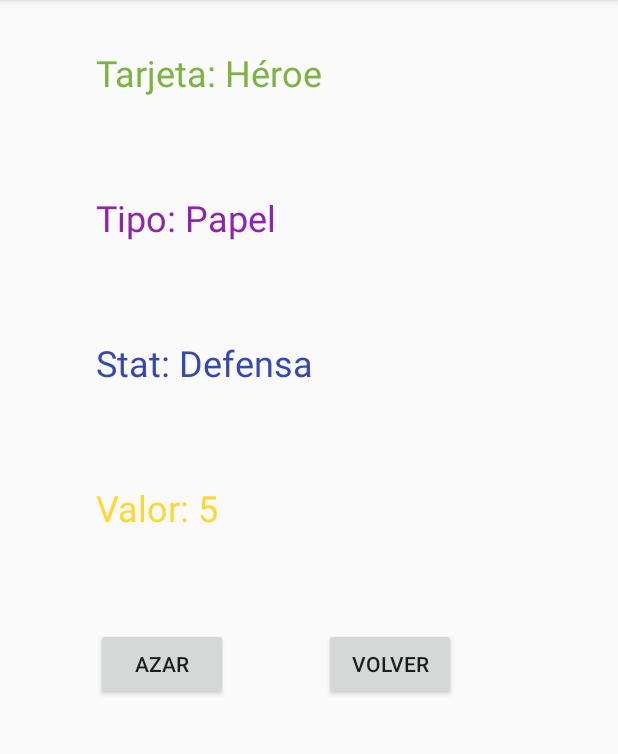
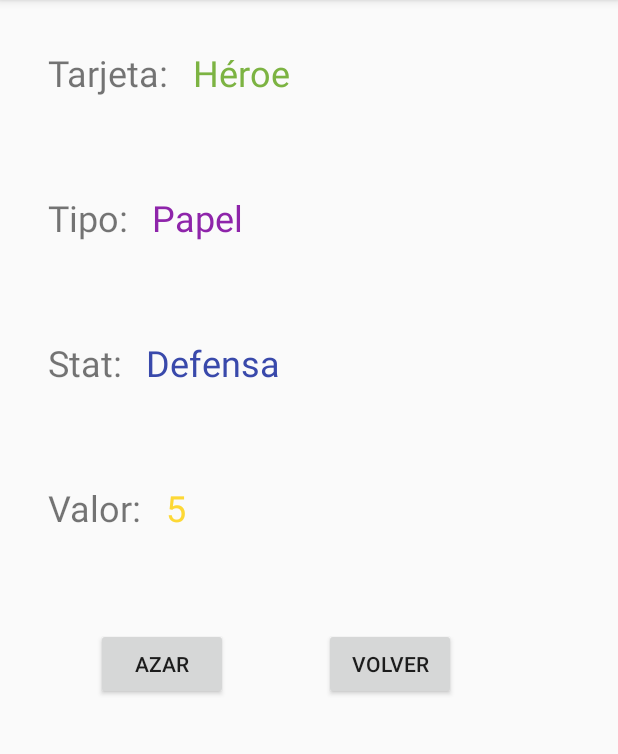
Before and after one commit to LuriasBoy44/RolApp, an Android app: the RandomActivity screen opened directly, with no data from a screen before it, on a phone screen of 412 x 824 dp, the part 84-838 px from its top. Run offline under Robolectric (Android 15) with nearby library versions, the phone set to English and light mode, and no system bars.

Commit message:
Cambios en la Activity de Azar

```diff
--- a/app/src/main/java/com/example/calcdmg/RandomActivity.java
+++ b/app/src/main/java/com/example/calcdmg/RandomActivity.java
@@ -26,7 +26,7 @@ public class RandomActivity extends AppCompatActivity {
         String [] arrayTypes ={"Piedra","Papel","Tijera"};
         String [] arrayStats ={"PS","Ataque","Defensa","Velocidad"};
         String [] arrayCards ={"Comodín","Hechizo","Herramienta","Habilidad","Héroe"};
-        int [] arrayInt ={-5,-4,-3,-2,-1,0,1,2,3,4,5};
+        String [] arrayInt ={"-5","-4","-3","-2","-1","0","1","2","3","4","5"};
 
         Random r = new Random();
         int rand1 = r.nextInt(4 - 1) + 1;
@@ -34,10 +34,10 @@ public class RandomActivity extends AppCompatActivity {
         int rand3 = r.nextInt(12 - 1) + 1;
         int rand4= r.nextInt(6 - 1) + 1;
 
-        txtType.setText("Tipo: "+arrayTypes[--rand1]);
-        txtStat.setText("Stat: "+arrayStats[--rand2]);
-        txtQty.setText("Valor: "+arrayInt[--rand3]);
-        txtCard.setText("Tarjeta: "+arrayCards[--rand4]);
+        txtType.setText(arrayTypes[--rand1]);
+        txtStat.setText(arrayStats[--rand2]);
+        txtQty.setText(arrayInt[--rand3]);
+        txtCard.setText(arrayCards[--rand4]);
     }
     public void setRamdomValues(View v)
     {
--- a/app/src/main/res/layout/activity_random.xml
+++ b/app/src/main/res/layout/activity_random.xml
@@ -10,11 +10,11 @@
         android:id="@+id/txvType"
         android:layout_width="wrap_content"
         android:layout_height="wrap_content"
-        android:layout_marginStart="64dp"
+        android:layout_marginStart="16dp"
         android:layout_marginTop="64dp"
         android:textColor="#8E24AA"
         android:textSize="24sp"
-        app:layout_constraintStart_toStartOf="parent"
+        app:layout_constraintStart_toEndOf="@+id/textView5"
         app:layout_constraintTop_toBottomOf="@+id/txvCard" />
 
     <TextView
@@ -23,11 +23,11 @@
         android:layout_height="wrap_content"
 
 
-        android:layout_marginStart="64dp"
+        android:layout_marginStart="16dp"
         android:layout_marginTop="64dp"
         android:textColor="#3949AB"
         android:textSize="24sp"
-        app:layout_constraintStart_toStartOf="parent"
+        app:layout_constraintStart_toEndOf="@+id/textView6"
         app:layout_constraintTop_toBottomOf="@+id/txvType" />
 
     <Button
@@ -56,22 +56,66 @@
         android:id="@+id/txvQty"
         android:layout_width="wrap_content"
         android:layout_height="wrap_content"
-        android:layout_marginStart="64dp"
+        android:layout_marginStart="16dp"
         android:layout_marginTop="64dp"
         android:textColor="#FDD835"
         android:textSize="24sp"
-        app:layout_constraintStart_toStartOf="parent"
+        app:layout_constraintStart_toEndOf="@+id/textView7"
         app:layout_constraintTop_toBottomOf="@+id/txvStat" />
 
     <TextView
         android:id="@+id/txvCard"
         android:layout_width="wrap_content"
         android:layout_height="wrap_content"
-        android:layout_marginStart="64dp"
+        android:layout_marginStart="16dp"
         android:layout_marginTop="32dp"
         android:textColor="#7CB342"
+        android:textSize="24sp"
+        app:layout_constraintStart_toEndOf="@+id/textView4"
+        app:layout_constraintTop_toTopOf="parent" />
+
+    <TextView
+        android:id="@+id/textView4"
+        android:layout_width="wrap_content"
+        android:layout_height="wrap_content"
+        android:layout_marginStart="32dp"
+        android:layout_marginTop="32dp"
+        android:text="@string/txt_card"
         android:textSize="24sp"
         app:layout_constraintStart_toStartOf="parent"
         app:layout_constraintTop_toTopOf="parent" />
 
+    <TextView
+        android:id="@+id/textView5"
+        android:layout_width="wrap_content"
+        android:layout_height="wrap_content"
+        android:layout_marginStart="32dp"
+        android:layout_marginTop="64dp"
+        android:text="@string/txt_type"
+        android:textSize="24sp"
+        app:layout_constraintStart_toStartOf="parent"
+        app:layout_constraintTop_toBottomOf="@+id/textView4" />
+
+    <TextView
+        android:id="@+id/textView6"
+        android:layout_width="wrap_content"
+        android:layout_height="wrap_content"
+        android:layout_marginStart="32dp"
+        android:layout_marginTop="64dp"
+        android:text="@string/txt_stat"
+        android:textSize="24sp"
+        app:layout_constraintStart_toStartOf="parent"
+        app:layout_constraintTop_toBottomOf="@+id/textView5" />
+
+    <TextView
+        android:id="@+id/textView7"
+        android:layout_width="wrap_content"
+        android:layout_height="wrap_content"
+        android:layout_marginStart="32dp"
+        android:layout_marginTop="64dp"
+        android:text="@string/txt_value"
+        android:textSize="24sp"
+        app:layout_constraintStart_toStartOf="parent"
+        app:layout_constraintTop_toBottomOf="@+id/textView6" />
+
 </androidx.constraintlayout.widget.ConstraintLayout>
--- a/app/src/main/res/values/strings.xml
+++ b/app/src/main/res/values/strings.xml
@@ -17,4 +17,8 @@
     <string name="txt_se">Super Eficaz</string>
     <string name="txt_ef">Eficaz</string>
     <string name="txt_pe">Poco Eficaz</string>
+    <string name="txt_value">Valor:</string>
+    <string name="txt_type">Tipo:</string>
+    <string name="txt_card">Tarjeta:</string>
+    <string name="txt_stat">Stat:</string>
 </resources>
```
